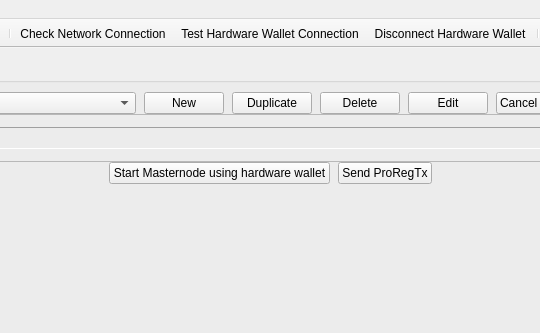
Qt form src/ui/ui_main_dlg.ui (Bertrand256/dash-masternode-tool) before a commit; both pictures show x 183 to 723 and y 0 to 333 of the 906 by 499 pixel window.
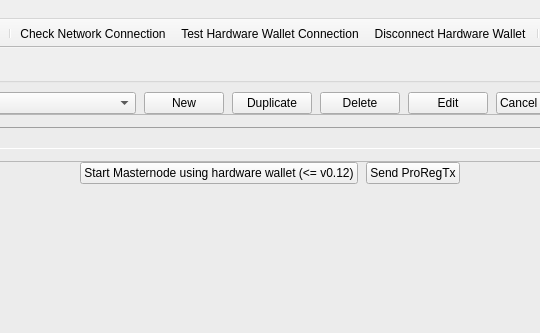
The same form after that commit.

Commit message: Improved mainnet-testnet tx cache separation. Changed the tx scanning feedback from the number of addresses scanned to the number of txes fetched. Restoring the wallet last account selected.

Diff of the .ui file:
```diff
--- a/src/ui/ui_main_dlg.ui
+++ b/src/ui/ui_main_dlg.ui
@@ -369,7 +369,7 @@
             <string notr="true"/>
            </property>
            <property name="text">
-            <string>Start Masternode using hardware wallet</string>
+            <string>Start Masternode using hardware wallet (&lt;= v0.12)</string>
            </property>
           </widget>
          </item>
```
Left out of the diff: 3 changed lines with no effect on the pictures. The commit also changes 12 other files.
